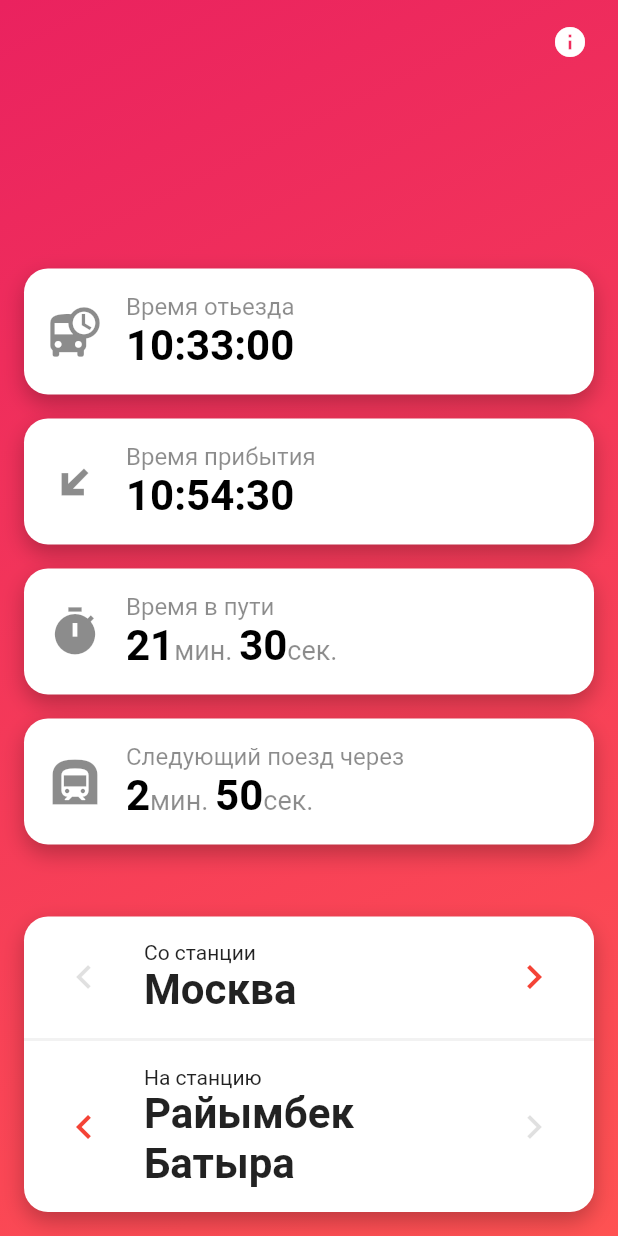
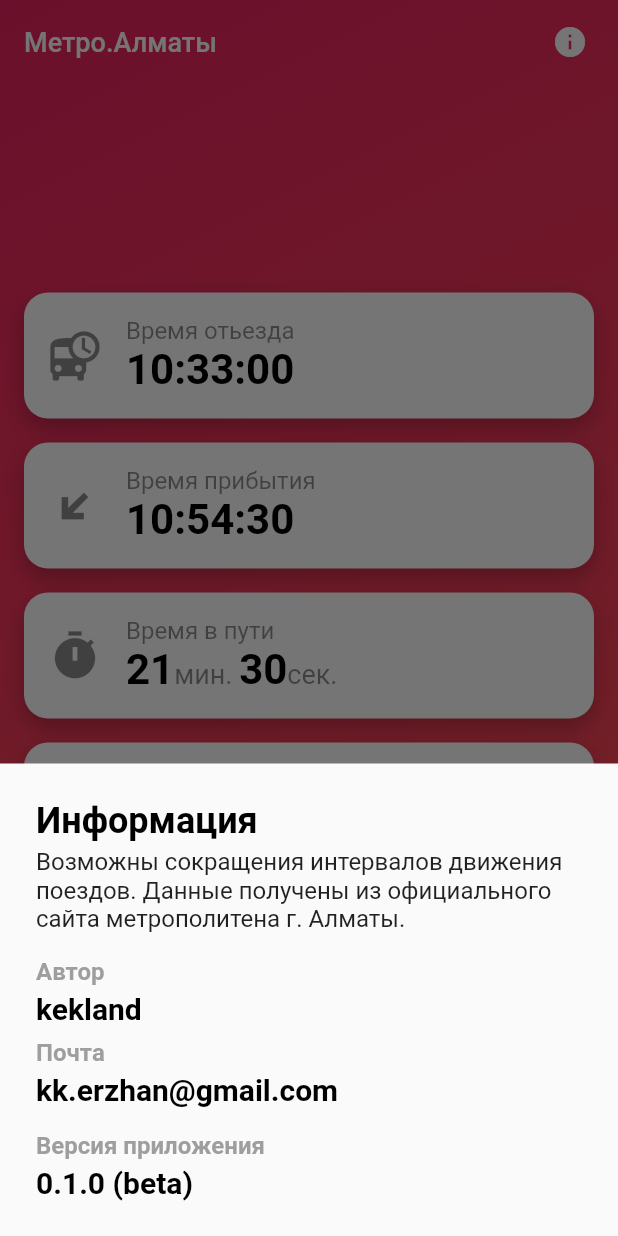
Before and after one commit to kekland/almetro-app, a Flutter app: the screen it shows after launch, after a tap on the "info" icon, on a phone screen of 412 x 824 dp. Run offline on Flutter 3.47's test engine with Material 2 defaults, Android fonts, the phone set to English and light mode, and no system bars; missing offline and left inert: swipedetector.

Commit message:
Added information tab.

```diff
--- a/lib/info_page.dart
+++ b/lib/info_page.dart
@@ -0,0 +1,85 @@
+import 'package:flutter/material.dart';
+
+class InformationSheetWidget extends StatelessWidget {
+  @override
+  Widget build(BuildContext context) {
+    return Padding(
+      padding: const EdgeInsets.all(24.0),
+      child: Column(
+        mainAxisSize: MainAxisSize.min,
+        crossAxisAlignment: CrossAxisAlignment.start,
+        children: [
+          Text(
+            'Информация',
+            style: TextStyle(
+              fontSize: 24.0,
+              color: Colors.black,
+              fontWeight: FontWeight.w600,
+            ),
+          ),
+          SizedBox(height: 4.0),
+          Text(
+            'Возможны сокращения интервалов движения поездов. Данные получены из официального сайта метрополитена г. Алматы.',
+            style: TextStyle(
+              fontSize: 16.0,
+            ),
+          ),
+          SizedBox(height: 16.0),
+          Text(
+            'Автор',
+            style: TextStyle(
+              fontSize: 16.0,
+              color: Colors.grey,
+              fontWeight: FontWeight.w600,
+            ),
+          ),
+          SizedBox(height: 4.0),
+          Text(
+            'kekland',
+            style: TextStyle(
+              fontSize: 20.0,
+              color: Colors.black,
+              fontWeight: FontWeight.w600,
+            ),
+          ),
+          SizedBox(height: 8.0),
+          Text(
+            'Почта',
+            style: TextStyle(
+              fontSize: 16.0,
+              color: Colors.grey,
+              fontWeight: FontWeight.w600,
+            ),
+          ),
+          SizedBox(height: 4.0),
+          Text(
+            'kk.erzhan@gmail.com',
+            style: TextStyle(
+              fontSize: 20.0,
+              color: Colors.black,
+              fontWeight: FontWeight.w600,
+            ),
+          ),
+          SizedBox(height: 16.0),
+          Text(
+            'Версия приложения',
+            style: TextStyle(
+              fontSize: 16.0,
+              color: Colors.grey,
+              fontWeight: FontWeight.w600,
+            ),
+          ),
+          SizedBox(height: 4.0),
+          Text(
+            '0.1.0 (beta)',
+            style: TextStyle(
+              fontSize: 20.0,
+              color: Colors.black,
+              fontWeight: FontWeight.w600,
+            ),
+          ),
+        ],
+      ),
+    );
+  }
+}
--- a/lib/main_page.dart
+++ b/lib/main_page.dart
@@ -3,6 +3,7 @@ import 'package:almaty_metro/bottom_panel.dart';
 import 'package:almaty_metro/card_widget.dart';
 import 'package:almaty_metro/departure_arrival_widgets.dart';
 import 'package:almaty_metro/icon_content_widget.dart';
+import 'package:almaty_metro/info_page.dart';
 import 'package:almaty_metro/next_train_widget.dart';
 import 'package:almaty_metro/time.dart';
 import 'package:almaty_metro/time_calculator.dart';
@@ -152,11 +153,24 @@ class _MainPageState extends State<MainPage> {
                 child: Padding(
                   padding: const EdgeInsets.only(left: 16.0, right: 8.0),
                   child: Row(
-                    mainAxisAlignment: MainAxisAlignment.end,
+                    mainAxisAlignment: MainAxisAlignment.spaceBetween,
                     children: [
+                      Text(
+                        'Метро.Алматы',
+                        style: TextStyle(
+                          color: Colors.white,
+                          fontSize: 18.0,
+                          fontWeight: FontWeight.w500,
+                        ),
+                      ),
                       IconButton(
                         icon: Icon(Icons.info, color: Colors.white),
-                        onPressed: () {},
+                        onPressed: () {
+                          showModalBottomSheet(
+                            context: context,
+                            builder: (context) => InformationSheetWidget(),
+                          );
+                        },
                       ),
                     ],
                   ),
@@ -198,7 +212,6 @@ class _MainPageState extends State<MainPage> {
                   ),
                 ),
               ),
-              SizedBox(height: 16.0),
               Padding(
                 padding: const EdgeInsets.all(16.0),
                 child: BottomPanel(
```
